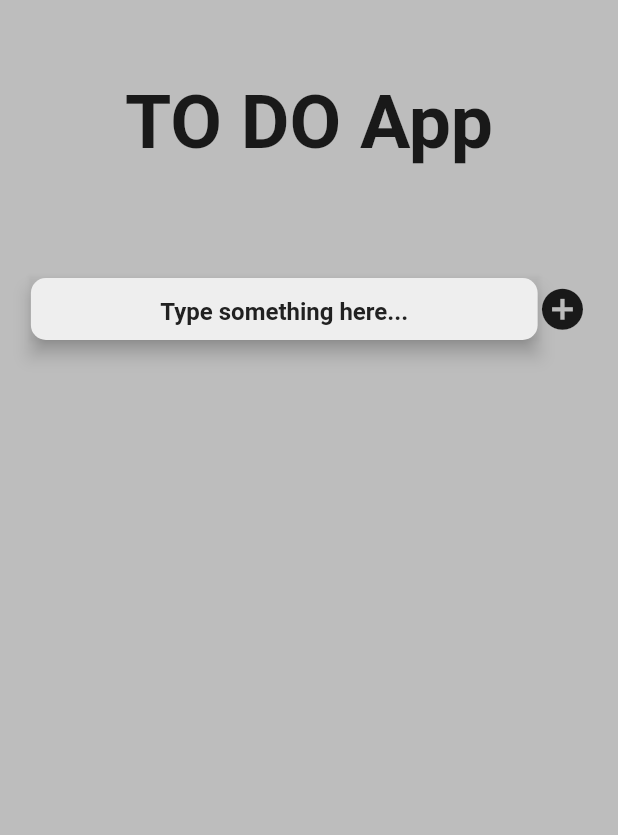
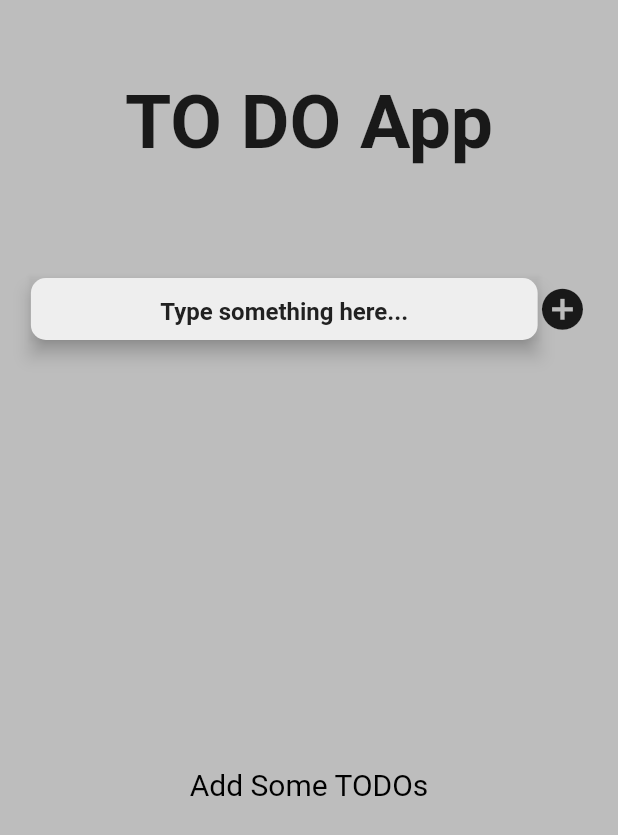
Before and after one commit to Megabyte-143/TO-DO-APP, a Flutter app: the screen it shows after launch, on a phone screen of 412 x 824 dp. Shown: the top 835 px of the screen. Run offline on Flutter 3.47's test engine with Material 2 defaults, Android fonts, the phone set to English and light mode, and no system bars; our stand-ins replace cloud_firestore, firebase_core; accounts and stored records are empty.

```diff
--- a/lib/widgets/main_view.dart
+++ b/lib/widgets/main_view.dart
@@ -20,9 +20,6 @@ class MainView extends StatefulWidget {
 class _MainViewState extends State<MainView> {
   @override
   Widget build(BuildContext context) {
-
-
-
     return Container(
       height: widget.height * 0.7,
       padding: EdgeInsets.only(
@@ -43,7 +40,17 @@ class _MainViewState extends State<MainView> {
           } else if (snapshot.hasData) {
             final List<QueryDocumentSnapshot<Map<String, dynamic>>> list =
                 snapshot.data!.docs;
-            return ListView.builder(
+            return list.isEmpty
+                ? const Center(
+                    child: Text(
+                      "Add Some TODOs",
+                      style: TextStyle(
+                        fontSize: 20,
+                        color: Colors.black,
+                      ),
+                    ),
+                  )
+                : ListView.builder(
                     shrinkWrap: true,
                     itemBuilder: (
                       BuildContext ctx,
@@ -62,7 +69,13 @@ class _MainViewState extends State<MainView> {
                   );
           } else {
             return const Center(
-              child: Text("No to dos"),
+              child: Text(
+                "No to dos",
+                style: TextStyle(
+                  fontSize: 20,
+                  color: Colors.black,
+                ),
+              ),
             );
           }
         },
```
Lines whose indentation alone changed are shown as unchanged.
